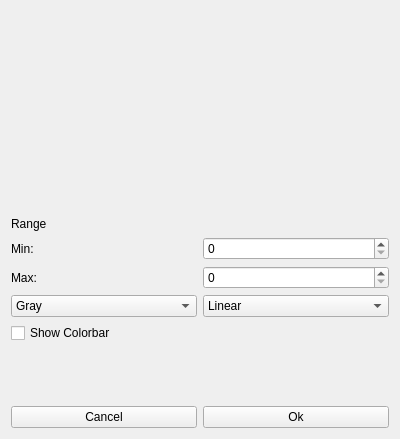
The window that Code/ui/lutcustomize.ui (VisIVOLab/ViaLacteaVisualAnalytics) describes before a commit, drawn with Qt 5.
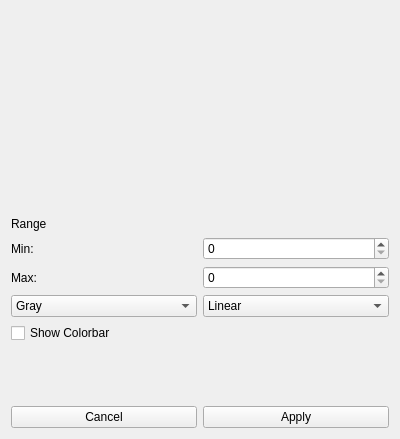
The same window after the commit. Custom widgets are drawn as their Qt base class.

```diff
--- a/Code/ui/lutcustomize.ui
+++ b/Code/ui/lutcustomize.ui
@@ -257,7 +257,7 @@
      <item>
       <widget class="QPushButton" name="okPushButton">
        <property name="text">
-        <string>Ok</string>
+        <string>Apply</string>
        </property>
       </widget>
      </item>
```
